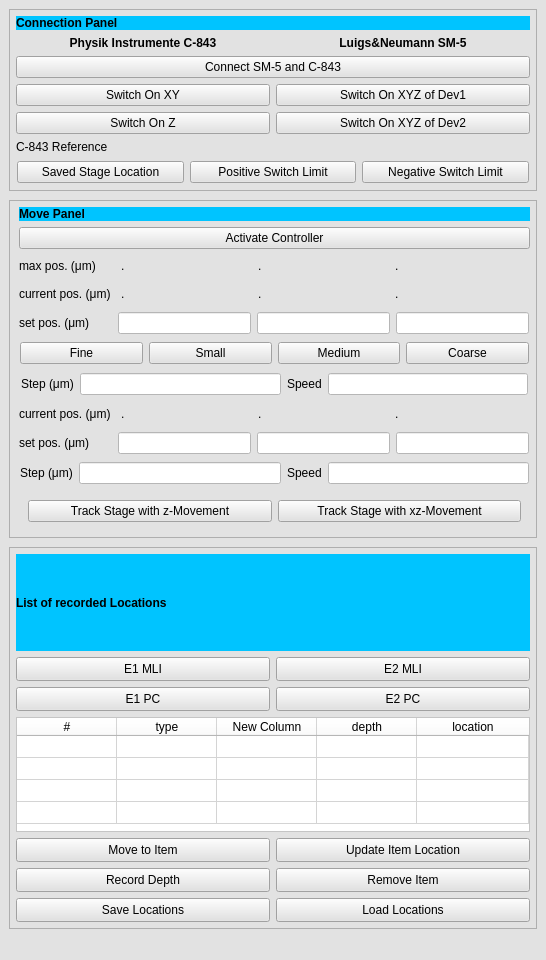
Above: manipulator.ui from mgraupe/ManipulatorControl before the change. Below: the same form after it.
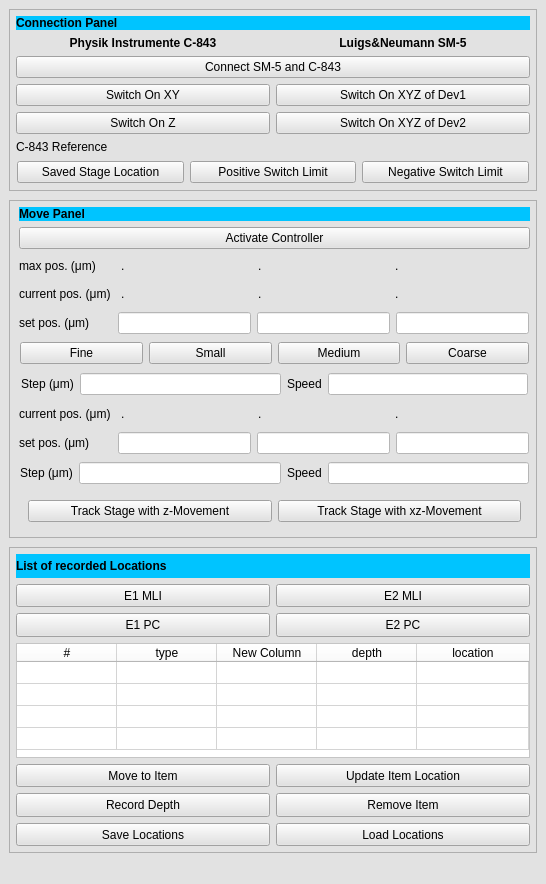
That is the form after the change.

Commit message: status message corrected

Patch:
```diff
--- a/manipulator.ui
+++ b/manipulator.ui
@@ -10,7 +10,7 @@
     <x>0</x>
     <y>0</y>
     <width>546</width>
-    <height>960</height>
+    <height>884</height>
    </rect>
   </property>
   <property name="minimumSize">
```
Left out of the diff: 2 changed lines with no effect on the pictures. The commit also changes 1 other file.
